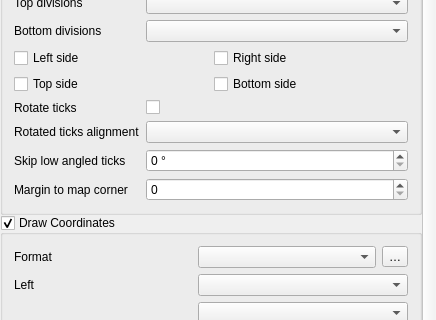
Above: src/ui/layout/qgslayoutmapgridwidgetbase.ui from qgis/QGIS before the change; both pictures show x 0 to 436 and y 621 to 941 of the 436 by 1205 pixel window. Below: the same form after it.
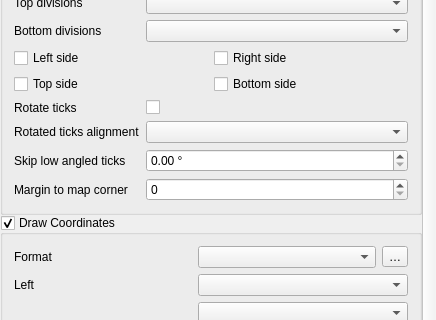
That is the form after the change. Icons and pictures are not drawn. Custom widgets are drawn as their Qt base class.

Commit message: [rotated_ticks] allow to input decimal numbers in skip low angled param

The edit to the form file:
```diff
--- a/src/ui/layout/qgslayoutmapgridwidgetbase.ui
+++ b/src/ui/layout/qgslayoutmapgridwidgetbase.ui
@@ -590,7 +590,7 @@
              <string> °</string>
             </property>
             <property name="decimals">
-             <number>0</number>
+             <number>2</number>
             </property>
             <property name="maximum">
              <double>90.000000000000000</double>
```
Left out of the diff: 2 changed lines with no effect on the pictures.
